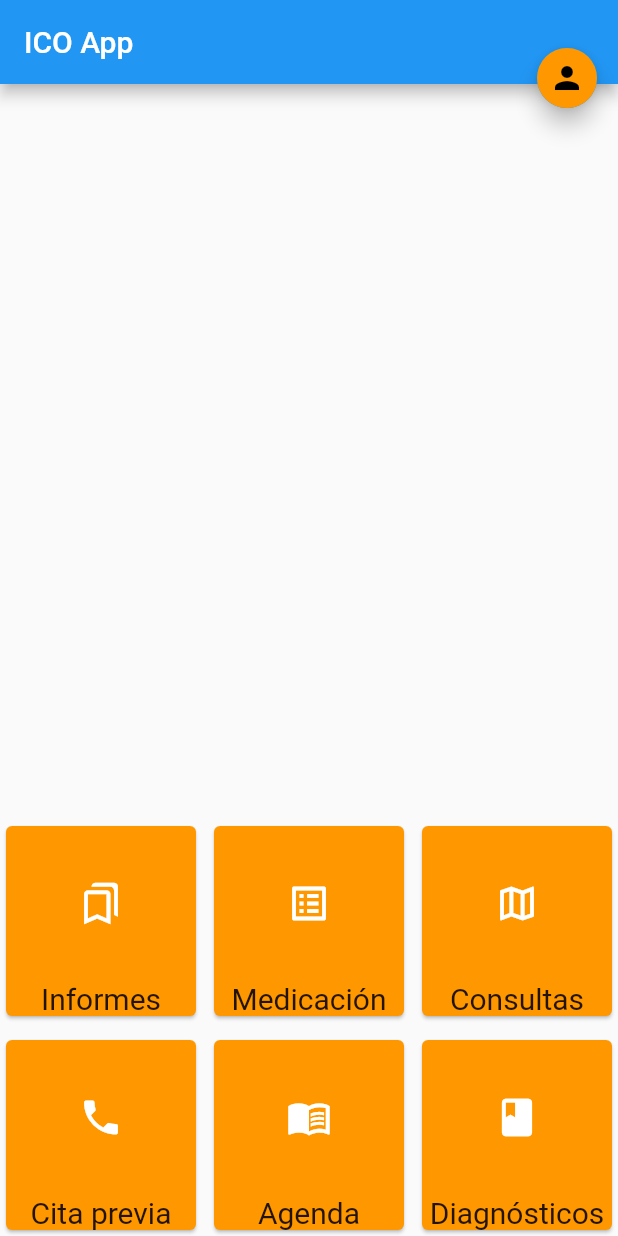
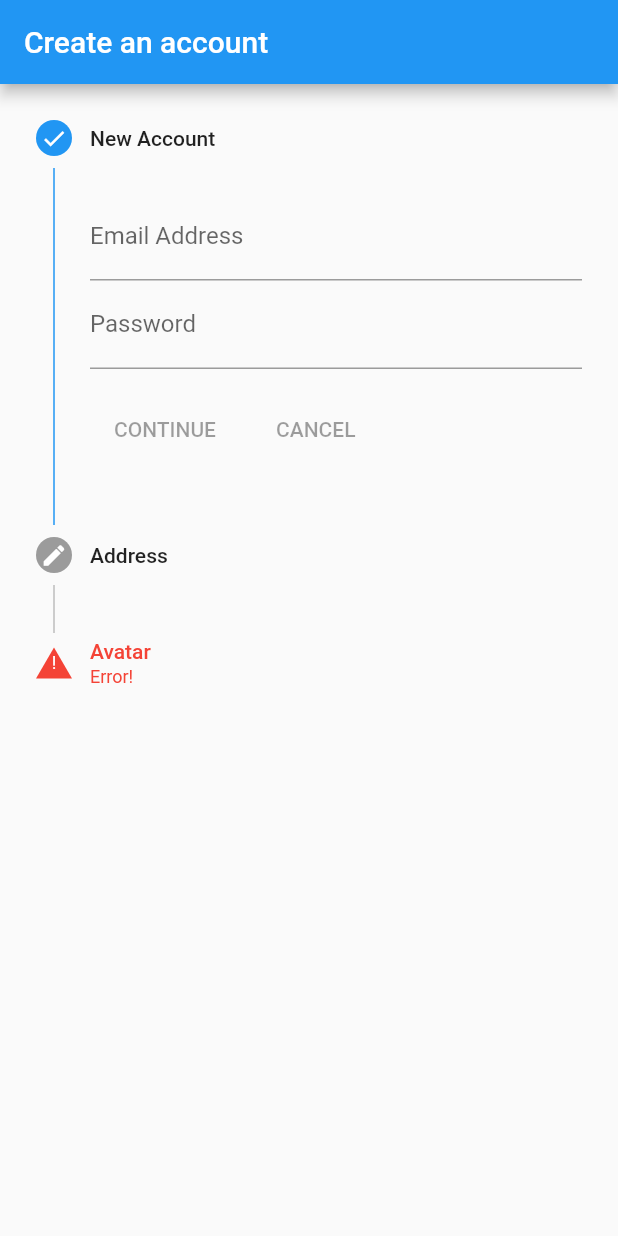
Before and after one commit to dariap905/ico_app, a Flutter app: the screen it shows after launch, on a phone screen of 412 x 824 dp. Run offline on Flutter 3.47's test engine with Material 2 defaults, Android fonts, the phone set to English and light mode, and no system bars; drawn by our look-alikes of flutter_speed_dial; our stand-ins replace firebase_core, shared_preferences, table_calendar; accounts and stored records are empty.

Commit message:
doing cuenta.dart page

```diff
--- a/lib/main.dart
+++ b/lib/main.dart
@@ -3,11 +3,18 @@ import 'package:flutter_speed_dial/flutter_speed_dial.dart';
 import 'package:ico_app/paginas/agenda.dart';
 import 'package:ico_app/paginas/cita-previa.dart';
 import 'package:ico_app/paginas/consultas.dart';
+import 'package:ico_app/paginas/cuenta.dart';
 import 'package:ico_app/paginas/diagnosticos.dart';
 import 'package:ico_app/paginas/informes.dart';
 import 'package:ico_app/paginas/medicacion.dart';
+// Import the firebase_core plugin
+import 'package:firebase_core/firebase_core.dart';
 
-void main() => runApp(MyApp());
+Future<void> main() async {
+  WidgetsFlutterBinding.ensureInitialized();
+  await Firebase.initializeApp();
+  runApp(MyApp());
+}
 
 double appBarHeight = 60.0;
 
@@ -16,7 +23,7 @@ class MyApp extends StatelessWidget {
   Widget build(BuildContext context) {
     return MaterialApp(
       debugShowCheckedModeBanner: false,
-      home: new MyHomePage(),
+      home: new Cuenta(),
       initialRoute: '/',
       routes: getRutas(),
       onGenerateRoute: (RouteSettings settings) {
--- /dev/null
+++ b/lib/paginas/cuenta.dart
@@ -0,0 +1,69 @@
+import 'package:flutter/cupertino.dart';
+import 'package:flutter/material.dart';
+
+class Cuenta extends StatefulWidget {
+  @override
+  _CuentaState createState() => new _CuentaState();
+}
+
+class _CuentaState extends State<Cuenta> {
+  List<Step> steps = [
+    Step(
+      title: const Text('New Account'),
+      isActive: true,
+      state: StepState.complete,
+      content: Column(
+        children: <Widget>[
+          TextFormField(
+            decoration: InputDecoration(labelText: 'Email Address'),
+          ),
+          TextFormField(
+            decoration: InputDecoration(labelText: 'Password'),
+          ),
+        ],
+      ),
+    ),
+    Step(
+      isActive: false,
+      state: StepState.editing,
+      title: const Text('Address'),
+      content: Column(
+        children: <Widget>[
+          TextFormField(
+            decoration: InputDecoration(labelText: 'Home Address'),
+          ),
+          TextFormField(
+            decoration: InputDecoration(labelText: 'Postcode'),
+          ),
+        ],
+      ),
+    ),
+    Step(
+      state: StepState.error,
+      title: const Text('Avatar'),
+      subtitle: const Text("Error!"),
+      content: Column(
+        children: <Widget>[
+          CircleAvatar(
+            backgroundColor: Colors.red,
+          )
+        ],
+      ),
+    ),
+  ];
+
+  @override
+  Widget build(BuildContext context) {
+    return new Scaffold(
+        appBar: AppBar(
+          title: Text('Create an account'),
+        ),
+        body: Column(children: <Widget>[
+          Expanded(
+            child: Stepper(
+              steps: steps,
+            ),
+          ),
+        ]));
+  }
+}
--- a/pubspec.yaml
+++ b/pubspec.yaml
@@ -14,6 +14,10 @@ dependencies:
   flutter_speed_dial: ^2.1.1
   table_calendar: ^2.3.3
   shared_preferences: ^0.5.4+5
+  firebase_core: ^1.0.1
+  firebase_database: ^6.1.0
+  flutter_cupertino_date_picker: ^0.8.0
+  intl: ^0.15.8
 
   cupertino_icons: ^1.0.0
 
```
Also changed, not shown: pubspec.lock.
